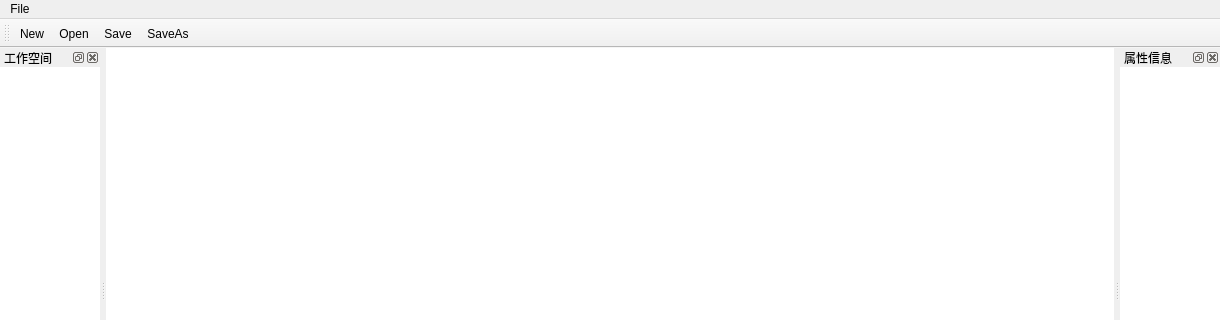
First picture: the form in VSApps/QtApps/JunSuQt/MainWindow.ui, repository Jun0x01/JunSuCpp, before the edit; both pictures show x 0 to 1220 and y 0 to 320 of the 1220 by 647 pixel window.
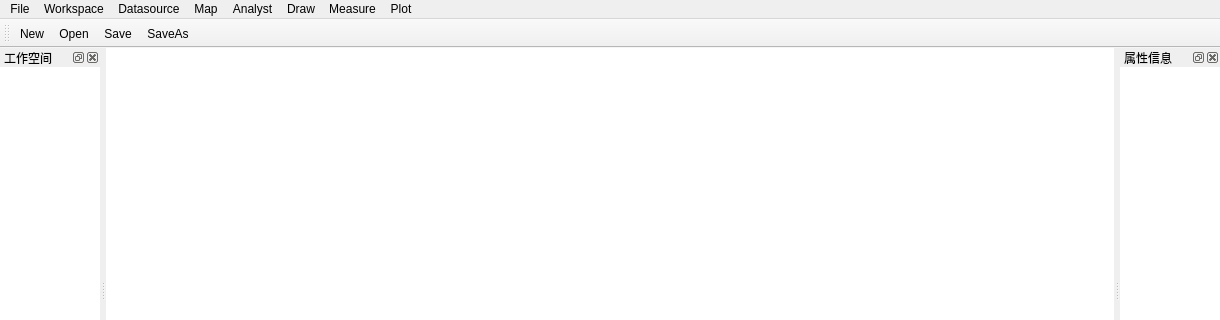
Second picture: the form after the edit. Icons and pictures are not drawn.

What changed in the file:
```diff
--- a/VSApps/QtApps/JunSuQt/MainWindow.ui
+++ b/VSApps/QtApps/JunSuQt/MainWindow.ui
@@ -60,7 +60,49 @@
     <addaction name="separator"/>
     <addaction name="actionExit"/>
    </widget>
+   <widget class="QMenu" name="menuWorkspace">
+    <property name="title">
+     <string>Workspace</string>
+    </property>
+   </widget>
+   <widget class="QMenu" name="menuDatasource">
+    <property name="title">
+     <string>Datasource</string>
+    </property>
+   </widget>
+   <widget class="QMenu" name="menuMap">
+    <property name="title">
+     <string>Map</string>
+    </property>
+   </widget>
+   <widget class="QMenu" name="menuAnalyst">
+    <property name="title">
+     <string>Analyst</string>
+    </property>
+   </widget>
+   <widget class="QMenu" name="menuDraw">
+    <property name="title">
+     <string>Draw</string>
+    </property>
+   </widget>
+   <widget class="QMenu" name="menuMeasure">
+    <property name="title">
+     <string>Measure</string>
+    </property>
+   </widget>
+   <widget class="QMenu" name="menuPlot">
+    <property name="title">
+     <string>Plot</string>
+    </property>
+   </widget>
    <addaction name="menuFile"/>
+   <addaction name="menuWorkspace"/>
+   <addaction name="menuDatasource"/>
+   <addaction name="menuMap"/>
+   <addaction name="menuAnalyst"/>
+   <addaction name="menuDraw"/>
+   <addaction name="menuMeasure"/>
+   <addaction name="menuPlot"/>
   </widget>
   <widget class="QStatusBar" name="statusbar"/>
   <widget class="QDockWidget" name="dockWidget_workspace">
```
Left out of the diff: 2 changed lines with no effect on the pictures.
